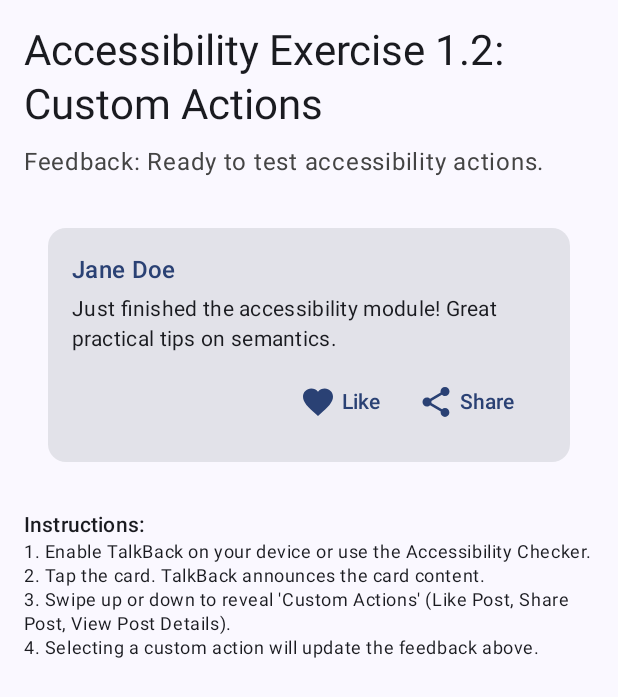
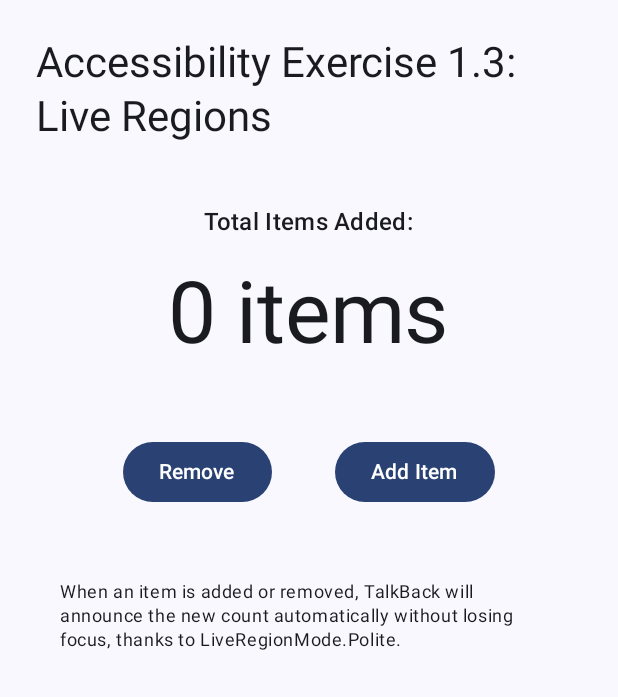
Before and after one commit to isuru10/mad2-accessibility, an Android app built with Jetpack Compose: the screen it shows after launch (MainActivity), on a phone screen of 412 x 824 dp. Shown: the top 697 px of the screen. Run offline under Robolectric (Android 15) with nearby library versions, the phone set to English and light mode, and no system bars.

Commit message:
Add LiveRegionCounter

```diff
--- a/app/src/main/java/com/example/accessibilitydemo/MainActivity.kt
+++ b/app/src/main/java/com/example/accessibilitydemo/MainActivity.kt
@@ -60,7 +60,7 @@ class MainActivity : ComponentActivity() {
 //        enableEdgeToEdge()
         setContent {
             AccessibilityDemoTheme {
-                Exercise1_2Screen()
+                Exercise1_3Screen()
             }
         }
     }
@@ -298,3 +298,79 @@ fun Exercise1_2Screen() {
         }
     }
 }
+
+@Composable
+fun LiveRegionCounter() {
+    // State to hold the current count
+    var count by remember { mutableIntStateOf(0) }
+
+    Column(
+        modifier = Modifier.padding(16.dp),
+        horizontalAlignment = Alignment.CenterHorizontally,
+        verticalArrangement = Arrangement.Center
+    ) {
+        Text(
+            text = "Total Items Added:",
+            style = MaterialTheme.typography.titleMedium
+        )
+        Spacer(modifier = Modifier.padding(8.dp))
+
+        // 1. Live Region Text: This Text Composable is marked as a live region.
+        Text(
+            text = "$count items",
+            style = MaterialTheme.typography.displayLarge,
+            // TASK: Apply the Modifier.semantics block with liveRegion = LiveRegionMode.Polite
+            modifier = Modifier
+                .semantics {
+                    // This is the key: tells the screen reader to announce
+                    // this text when its content changes.
+                    liveRegion = LiveRegionMode.Assertive
+                }
+        )
+
+        Spacer(modifier = Modifier.padding(24.dp))
+
+        // Control buttons
+        Row(
+            modifier = Modifier.fillMaxWidth(),
+            horizontalArrangement = Arrangement.SpaceEvenly
+        ) {
+            Button(onClick = { count = (count - 1).coerceAtLeast(0) }) {
+                Text("Remove")
+            }
+            Button(onClick = { count++ }) {
+                Text("Add Item")
+            }
+        }
+
+        Spacer(modifier = Modifier.padding(24.dp))
+
+        Text(
+            text = "When an item is added or removed, TalkBack will announce the new count automatically without losing focus, thanks to LiveRegionMode.Polite.",
+            style = MaterialTheme.typography.bodySmall
+        )
+    }
+}
+
+@Composable
+fun Exercise1_3Screen() {
+    Surface(
+        modifier = Modifier.fillMaxSize(),
+        color = MaterialTheme.colorScheme.background
+    ) {
+        Column(
+            modifier = Modifier
+                .fillMaxSize()
+                .padding(24.dp),
+            horizontalAlignment = Alignment.CenterHorizontally
+        ) {Text(
+            text = "Accessibility Exercise 1.3: Live Regions",
+            style = MaterialTheme.typography.headlineMedium,
+            modifier = Modifier.padding(bottom = 24.dp)
+        )
+
+
+            LiveRegionCounter()
+        }
+    }
+}
```
